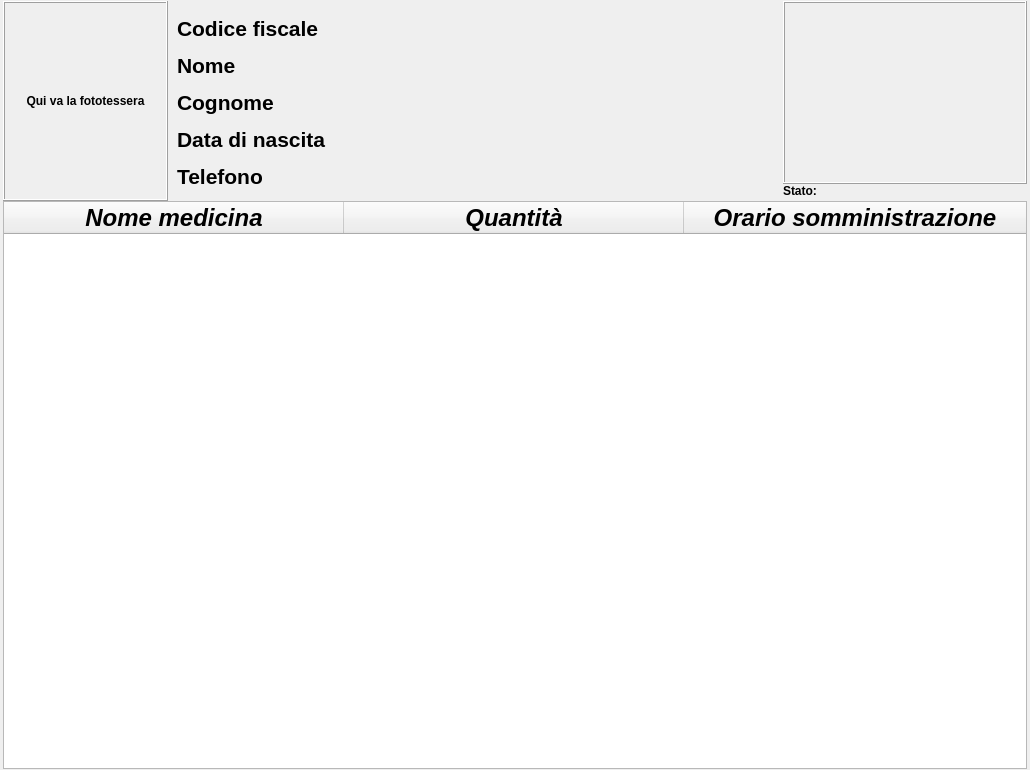
The window that mainwindow.ui (Ruj89/infmedica) describes before a commit, drawn with Qt 5.
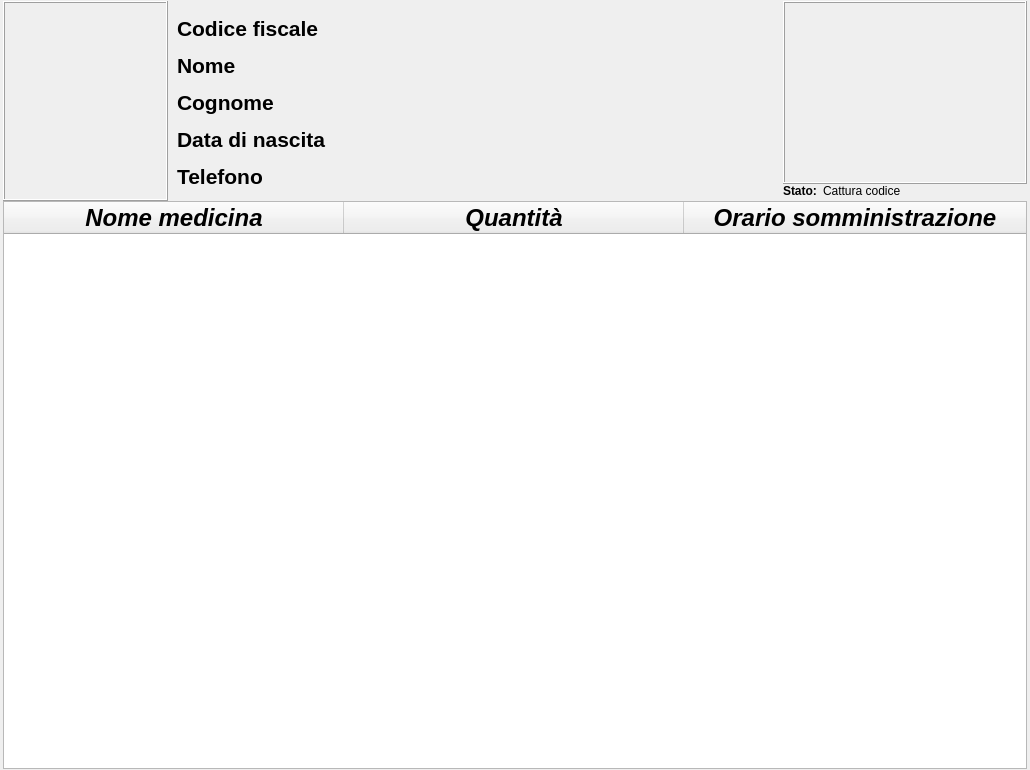
The same window after the commit. Icons and pictures are not drawn.

The edit to the form file:
```diff
--- a/mainwindow.ui
+++ b/mainwindow.ui
@@ -144,7 +144,13 @@
                   <enum>QFrame::Raised</enum>
                  </property>
                  <property name="text">
-                  <string>Qui va la fototessera</string>
+                  <string/>
+                 </property>
+                 <property name="pixmap">
+                  <pixmap>../Scrivania/profileImage.png</pixmap>
+                 </property>
+                 <property name="scaledContents">
+                  <bool>true</bool>
                  </property>
                  <property name="alignment">
                   <set>Qt::AlignCenter</set>
@@ -389,8 +395,14 @@
                  </item>
                  <item row="0" column="1">
                   <widget class="QLabel" name="labelState">
+                   <property name="font">
+                    <font>
+                     <weight>50</weight>
+                     <bold>false</bold>
+                    </font>
+                   </property>
                    <property name="text">
-                    <string/>
+                    <string>Cattura codice</string>
                    </property>
                   </widget>
                  </item>
```
